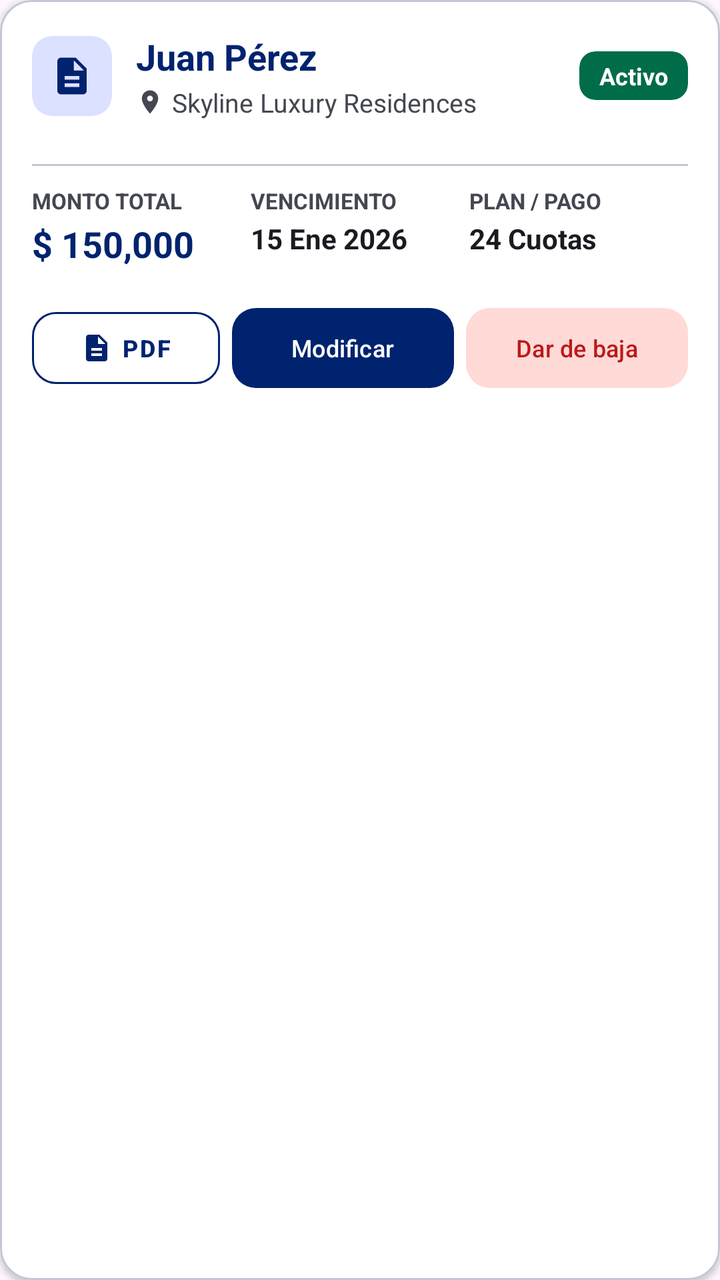
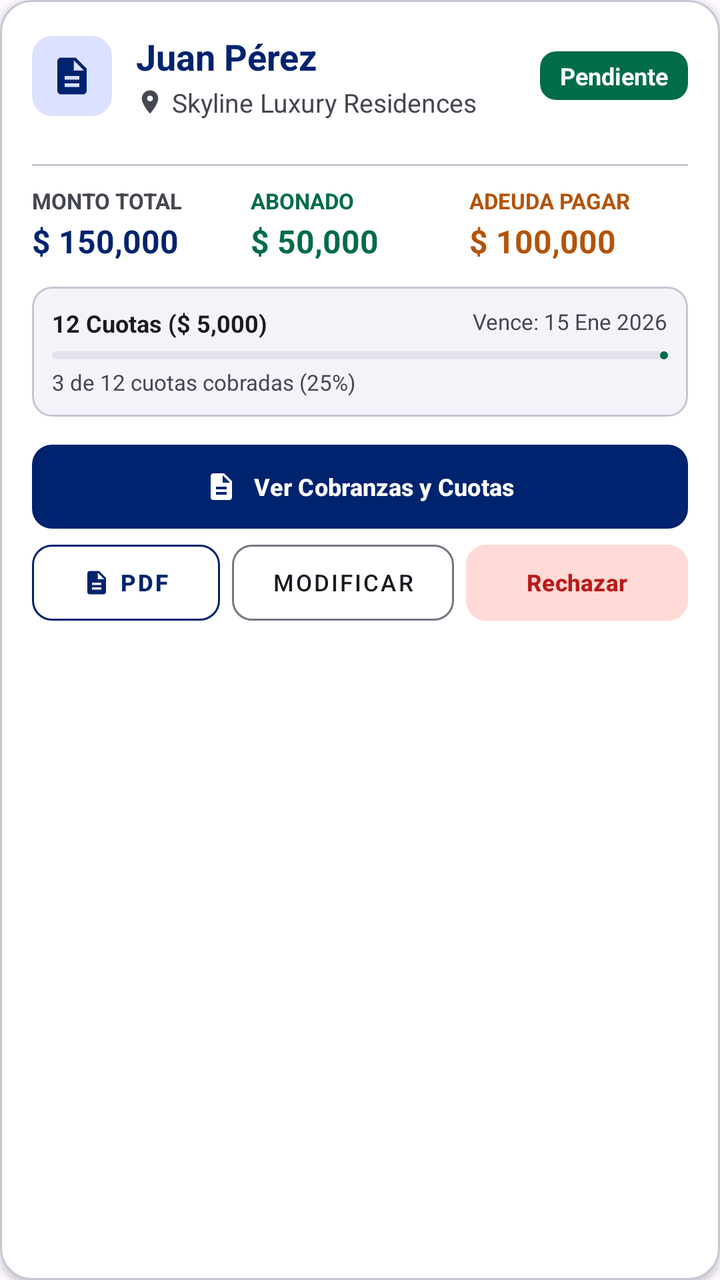

Two renders of the same Android screen: before a commit and after it. Below are the layout's source before the change and the commit's diff.
<!-- AndroidManifest.xml: application theme Theme.InmobiliariaVenta -->
<!-- res/layout/item_contrato_card.xml -->
<?xml version="1.0" encoding="utf-8"?>
<com.google.android.material.card.MaterialCardView
    xmlns:android="http://schemas.android.com/apk/res/android"
    xmlns:app="http://schemas.android.com/apk/res-auto"
    android:layout_width="match_parent"
    android:layout_height="wrap_content"
    android:layout_marginBottom="16dp"
    app:cardBackgroundColor="@color/colorSurfaceContainerLowest"
    app:cardCornerRadius="16dp"
    app:cardElevation="2dp"
    app:strokeColor="@color/colorOutlineVariant"
    app:strokeWidth="1dp">

    <LinearLayout
        android:layout_width="match_parent"
        android:layout_height="wrap_content"
        android:orientation="vertical"
        android:padding="16dp">

        
        <RelativeLayout
            android:layout_width="match_parent"
            android:layout_height="wrap_content"
            android:layout_marginBottom="12dp">

            <LinearLayout
                android:layout_width="wrap_content"
                android:layout_height="wrap_content"
                android:layout_alignParentStart="true"
                android:layout_toStartOf="@+id/badge_wrapper"
                android:gravity="center_vertical"
                android:orientation="horizontal">

                <com.google.android.material.card.MaterialCardView
                    android:layout_width="40dp"
                    android:layout_height="40dp"
                    app:cardBackgroundColor="@color/colorPrimaryFixed"
                    app:cardCornerRadius="10dp"
                    app:cardElevation="0dp"
                    app:strokeWidth="0dp">

                    <ImageView
                        android:layout_width="22dp"
                        android:layout_height="22dp"
                        android:layout_gravity="center"
                        android:src="@drawable/ic_contratos"
                        app:tint="@color/colorPrimary" />
                </com.google.android.material.card.MaterialCardView>

                <LinearLayout
                    android:layout_width="wrap_content"
                    android:layout_height="wrap_content"
                    android:layout_marginStart="12dp"
                    android:orientation="vertical">

                    <TextView
                        android:id="@+id/tv_cliente"
                        android:layout_width="wrap_content"
                        android:layout_height="wrap_content"
                        android:text="Juan Pérez"
                        android:textColor="@color/colorPrimary"
                        android:textSize="18sp"
                        android:textStyle="bold" />

                    <LinearLayout
                        android:layout_width="wrap_content"
                        android:layout_height="wrap_content"
                        android:layout_marginTop="2dp"
                        android:gravity="center_vertical"
                        android:orientation="horizontal">

                        <ImageView
                            android:layout_width="14dp"
                            android:layout_height="14dp"
                            android:src="@drawable/ic_location_on"
                            app:tint="@color/colorOnSurfaceVariant" />

                        <TextView
                            android:id="@+id/tv_propiedad"
                            android:layout_width="wrap_content"
                            android:layout_height="wrap_content"
                            android:layout_marginStart="4dp"
                            android:text="Skyline Luxury Residences"
                            android:textColor="@color/colorOnSurfaceVariant"
                            android:textSize="13sp" />
                    </LinearLayout>
                </LinearLayout>
            </LinearLayout>

            
            <com.google.android.material.card.MaterialCardView
                android:id="@+id/badge_wrapper"
                android:layout_width="wrap_content"
                android:layout_height="wrap_content"
                android:layout_alignParentEnd="true"
                android:layout_centerVertical="true"
                app:cardBackgroundColor="#006C49"
                app:cardCornerRadius="8dp"
                app:cardElevation="0dp"
                app:strokeWidth="0dp">

                <TextView
                    android:id="@+id/tv_badge_status"
                    android:layout_width="wrap_content"
                    android:layout_height="wrap_content"
                    android:paddingHorizontal="10dp"
                    android:paddingVertical="4dp"
                    android:text="Activo"
                    android:textColor="#FFFFFF"
                    android:textSize="12sp"
                    android:textStyle="bold" />
            </com.google.android.material.card.MaterialCardView>
        </RelativeLayout>

        
        <View
            android:layout_width="match_parent"
            android:layout_height="1dp"
            android:layout_marginVertical="10dp"
            android:background="@color/colorOutlineVariant" />

        
        <LinearLayout
            android:layout_width="match_parent"
            android:layout_height="wrap_content"
            android:layout_marginBottom="16dp"
            android:orientation="horizontal"
            android:baselineAligned="false">

            <LinearLayout
                android:layout_width="0dp"
                android:layout_height="wrap_content"
                android:layout_weight="1"
                android:orientation="vertical">

                <TextView
                    android:layout_width="wrap_content"
                    android:layout_height="wrap_content"
                    android:text="MONTO TOTAL"
                    android:textColor="@color/colorOnSurfaceVariant"
                    android:textSize="11sp"
                    android:textStyle="bold" />

                <TextView
                    android:id="@+id/tv_monto"
                    android:layout_width="wrap_content"
                    android:layout_height="wrap_content"
                    android:layout_marginTop="2dp"
                    android:text="$ 150,000"
                    android:textColor="@color/colorPrimary"
                    android:textSize="18sp"
                    android:textStyle="bold" />
            </LinearLayout>

            <LinearLayout
                android:layout_width="0dp"
                android:layout_height="wrap_content"
                android:layout_weight="1"
                android:orientation="vertical">

                <TextView
                    android:id="@+id/tv_label_vencimiento"
                    android:layout_width="wrap_content"
                    android:layout_height="wrap_content"
                    android:text="VENCIMIENTO"
                    android:textColor="@color/colorOnSurfaceVariant"
                    android:textSize="11sp"
                    android:textStyle="bold" />

                <TextView
                    android:id="@+id/tv_vencimiento"
                    android:layout_width="wrap_content"
                    android:layout_height="wrap_content"
                    android:layout_marginTop="2dp"
                    android:text="15 Ene 2026"
                    android:textColor="@color/colorOnSurface"
                    android:textSize="14sp"
                    android:textStyle="bold" />
            </LinearLayout>

            <LinearLayout
                android:layout_width="0dp"
                android:layout_height="wrap_content"
                android:layout_weight="1"
                android:orientation="vertical">

                <TextView
                    android:layout_width="wrap_content"
                    android:layout_height="wrap_content"
                    android:text="PLAN / PAGO"
                    android:textColor="@color/colorOnSurfaceVariant"
                    android:textSize="11sp"
                    android:textStyle="bold" />

                <TextView
                    android:id="@+id/tv_plan"
                    android:layout_width="wrap_content"
                    android:layout_height="wrap_content"
                    android:layout_marginTop="2dp"
                    android:text="24 Cuotas"
                    android:textColor="@color/colorOnSurface"
                    android:textSize="14sp"
                    android:textStyle="bold" />
            </LinearLayout>
        </LinearLayout>

        
        <LinearLayout
            android:layout_width="match_parent"
            android:layout_height="wrap_content"
            android:orientation="horizontal"
            android:gravity="center_vertical">

            <com.google.android.material.button.MaterialButton
                android:id="@+id/btn_pdf"
                style="@style/Widget.MaterialComponents.Button.OutlinedButton"
                android:layout_width="0dp"
                android:layout_height="wrap_content"
                android:layout_weight="0.85"
                android:layout_marginEnd="6dp"
                android:text="PDF"
                android:textSize="12sp"
                android:textStyle="bold"
                app:icon="@drawable/ic_contratos"
                app:iconSize="16dp"
                app:iconGravity="textStart"
                app:iconTint="@color/colorPrimary"
                app:strokeColor="@color/colorPrimary"
                app:cornerRadius="12dp"
                android:textColor="@color/colorPrimary" />

            <com.google.android.material.button.MaterialButton
                android:id="@+id/btn_modificar"
                android:layout_width="0dp"
                android:layout_height="wrap_content"
                android:layout_weight="1"
                android:layout_marginEnd="6dp"
                android:text="Modificar"
                android:textSize="12sp"
                app:cornerRadius="12dp"
                app:backgroundTint="@color/colorPrimary"
                android:textColor="@color/colorOnPrimary" />

            <com.google.android.material.button.MaterialButton
                android:id="@+id/btn_baja"
                android:layout_width="0dp"
                android:layout_height="wrap_content"
                android:layout_weight="1"
                android:text="Dar de baja"
                android:textSize="12sp"
                app:cornerRadius="12dp"
                app:backgroundTint="#FFDAD6"
                android:textColor="#BA1A1A" />
        </LinearLayout>
    </LinearLayout>
</com.google.android.material.card.MaterialCardView>
<!-- resources referenced by this layout -->
<resources>
  <color name="colorOnPrimary">#FFFFFF</color>
  <color name="colorOnSurface">#1A1B21</color>
  <color name="colorOnSurfaceVariant">#444651</color>
  <color name="colorOutlineVariant">#C5C5D3</color>
  <color name="colorPrimary">#00236F</color>
  <color name="colorPrimaryFixed">#DCE1FF</color>
  <color name="colorSurfaceContainerLowest">#FFFFFF</color>
  <!-- drawable ic_contratos (drawable) -->
  <vector xmlns:android="http://schemas.android.com/apk/res/android"
      android:width="24dp"
      android:height="24dp"
      android:viewportWidth="24"
      android:viewportHeight="24">
    <path
        android:fillColor="#FF000000"
        android:pathData="M14,2H6c-1.1,0 -1.99,0.9 -1.99,2L4,20c0,1.1 0.89,2 1.99,2H18c1.1,0 2,-0.9 2,-2V8L14,2zM16,18H8v-2h8V18zM16,14H8v-2h8V14zM13,9V3.5L18.5,9H13z"/>
  </vector>
  <!-- drawable ic_location_on (drawable) -->
  <vector xmlns:android="http://schemas.android.com/apk/res/android"
      android:width="24dp"
      android:height="24dp"
      android:viewportWidth="24"
      android:viewportHeight="24">
    <path
        android:fillColor="#FF000000"
        android:pathData="M12,2C8.13,2 5,5.13 5,9c0,5.25 7,13 7,13s7,-7.75 7,-13c0,-3.87 -3.13,-7 -7,-7zM12,11.5c-1.38,0 -2.5,-1.12 -2.5,-2.5s1.12,-2.5 2.5,-2.5 2.5,1.12 2.5,2.5 -1.12,2.5 -2.5,2.5z"/>
  </vector>
  <style name="Theme.InmobiliariaVenta" parent="Base.Theme.InmobiliariaVenta" />
  <style name="Base.Theme.InmobiliariaVenta" parent="Theme.Material3.Light.NoActionBar">
          
          <item name="android:statusBarColor">@color/colorSurfaceContainerLowest</item>
          <item name="android:windowLightStatusBar">true</item>
          
          
          <item name="colorPrimary">@color/colorPrimary</item>
          <item name="colorOnPrimary">@color/colorOnPrimary</item>
          <item name="colorPrimaryContainer">@color/colorPrimaryContainer</item>
          <item name="colorSurface">@color/colorSurface</item>
          <item name="colorOnSurface">@color/colorOnSurface</item>
      </style>
  <color name="colorPrimaryContainer">#1E3A8A</color>
  <color name="colorSurface">#FAF8FF</color>
</resources>

<!-- the commit's change to res/layout/item_contrato_card.xml (unified diff, before → after) -->
@@ -105,7 +105,7 @@
                     android:layout_height="wrap_content"
                     android:paddingHorizontal="10dp"
                     android:paddingVertical="4dp"
-                    android:text="Activo"
+                    android:text="Pendiente"
                     android:textColor="#FFFFFF"
                     android:textSize="12sp"
                     android:textStyle="bold" />
@@ -123,7 +123,7 @@
         <LinearLayout
             android:layout_width="match_parent"
             android:layout_height="wrap_content"
-            android:layout_marginBottom="16dp"
+            android:layout_marginBottom="12dp"
             android:orientation="horizontal"
             android:baselineAligned="false">
 
@@ -148,7 +148,7 @@
                     android:layout_marginTop="2dp"
                     android:text="$ 150,000"
                     android:textColor="@color/colorPrimary"
-                    android:textSize="18sp"
+                    android:textSize="16sp"
                     android:textStyle="bold" />
             </LinearLayout>
 
@@ -159,50 +159,136 @@
                 android:orientation="vertical">
 
                 <TextView
+                    android:layout_width="wrap_content"
+                    android:layout_height="wrap_content"
+                    android:text="ABONADO"
+                    android:textColor="@color/colorSecondary"
+                    android:textSize="11sp"
+                    android:textStyle="bold" />
+
+                <TextView
+                    android:id="@+id/tv_abonado"
+                    android:layout_width="wrap_content"
+                    android:layout_height="wrap_content"
+                    android:layout_marginTop="2dp"
+                    android:text="$ 50,000"
+                    android:textColor="@color/colorSecondary"
+                    android:textSize="16sp"
+                    android:textStyle="bold" />
+            </LinearLayout>
+
+            <LinearLayout
+                android:layout_width="0dp"
+                android:layout_height="wrap_content"
+                android:layout_weight="1"
+                android:orientation="vertical">
+
+                <TextView
+                    android:layout_width="wrap_content"
+                    android:layout_height="wrap_content"
+                    android:text="ADEUDA PAGAR"
+                    android:textColor="#B45309"
+                    android:textSize="11sp"
+                    android:textStyle="bold" />
+
+                <TextView
+                    android:id="@+id/tv_adeuda"
+                    android:layout_width="wrap_content"
+                    android:layout_height="wrap_content"
+                    android:layout_marginTop="2dp"
+                    android:text="$ 100,000"
+                    android:textColor="#B45309"
+                    android:textSize="16sp"
+                    android:textStyle="bold" />
+            </LinearLayout>
+        </LinearLayout>
+
+        
+        <com.google.android.material.card.MaterialCardView
+            android:layout_width="match_parent"
+            android:layout_height="wrap_content"
+            android:layout_marginBottom="14dp"
+            app:cardBackgroundColor="@color/colorSurfaceContainerLow"
+            app:cardCornerRadius="10dp"
+            app:cardElevation="0dp"
+            app:strokeColor="@color/colorOutlineVariant"
+            app:strokeWidth="1dp">
+
+            <LinearLayout
+                android:layout_width="match_parent"
+                android:layout_height="wrap_content"
+                android:orientation="vertical"
+                android:padding="10dp">
+
+                <RelativeLayout
+                    android:layout_width="match_parent"
+                    android:layout_height="wrap_content"
+                    android:layout_marginBottom="6dp">
+
+                    <TextView
+                        android:id="@+id/tv_plan"
+                        android:layout_width="wrap_content"
+                        android:layout_height="wrap_content"
+                        android:layout_alignParentStart="true"
+                        android:text="12 Cuotas ($ 5,000)"
+                        android:textColor="@color/colorOnSurface"
+                        android:textSize="12sp"
+                        android:textStyle="bold" />
+
+                    <TextView
+                        android:id="@+id/tv_vencimiento"
+                        android:layout_width="wrap_content"
+                        android:layout_height="wrap_content"
+                        android:layout_alignParentEnd="true"
+                        android:text="Vence: 15 Ene 2026"
+                        android:textColor="@color/colorOnSurfaceVariant"
+                        android:textSize="11sp" />
+                </RelativeLayout>
+
+                
+                <TextView
                     android:id="@+id/tv_label_vencimiento"
                     android:layout_width="wrap_content"
                     android:layout_height="wrap_content"
-                    android:text="VENCIMIENTO"
+                    android:visibility="gone" />
+
+                <com.google.android.material.progressindicator.LinearProgressIndicator
+                    android:id="@+id/progress_cobranza"
+                    android:layout_width="match_parent"
+                    android:layout_height="6dp"
+                    android:progress="35"
+                    app:indicatorColor="@color/colorSecondary"
+                    app:trackColor="@color/colorSurfaceContainerHighest"
+                    app:trackCornerRadius="3dp" />
+
+                <TextView
+                    android:id="@+id/tv_progreso_cuotas"
+                    android:layout_width="wrap_content"
+                    android:layout_height="wrap_content"
+                    android:layout_marginTop="4dp"
+                    android:text="3 de 12 cuotas cobradas (25%)"
                     android:textColor="@color/colorOnSurfaceVariant"
-                    android:textSize="11sp"
-                    android:textStyle="bold" />
-
-                <TextView
-                    android:id="@+id/tv_vencimiento"
-                    android:layout_width="wrap_content"
-                    android:layout_height="wrap_content"
-                    android:layout_marginTop="2dp"
-                    android:text="15 Ene 2026"
-                    android:textColor="@color/colorOnSurface"
-                    android:textSize="14sp"
-                    android:textStyle="bold" />
-            </LinearLayout>
-
-            <LinearLayout
-                android:layout_width="0dp"
-                android:layout_height="wrap_content"
-                android:layout_weight="1"
-                android:orientation="vertical">
-
-                <TextView
-                    android:layout_width="wrap_content"
-                    android:layout_height="wrap_content"
-                    android:text="PLAN / PAGO"
-                    android:textColor="@color/colorOnSurfaceVariant"
-                    android:textSize="11sp"
-                    android:textStyle="bold" />
-
-                <TextView
-                    android:id="@+id/tv_plan"
-                    android:layout_width="wrap_content"
-                    android:layout_height="wrap_content"
-                    android:layout_marginTop="2dp"
-                    android:text="24 Cuotas"
-                    android:textColor="@color/colorOnSurface"
-                    android:textSize="14sp"
-                    android:textStyle="bold" />
-            </LinearLayout>
-        </LinearLayout>
+                    android:textSize="11sp" />
+            </LinearLayout>
+        </com.google.android.material.card.MaterialCardView>
+
+        
+        <com.google.android.material.button.MaterialButton
+            android:id="@+id/btn_cobranzas"
+            android:layout_width="match_parent"
+            android:layout_height="42dp"
+            android:layout_marginBottom="8dp"
+            android:text="Ver Cobranzas y Cuotas"
+            android:textSize="12sp"
+            android:textStyle="bold"
+            app:cornerRadius="10dp"
+            app:icon="@drawable/ic_contratos"
+            app:iconSize="16dp"
+            app:iconGravity="textStart"
+            app:backgroundTint="@color/colorPrimary"
+            android:textColor="@color/colorOnPrimary"
+            android:insetTop="0dp"
+            android:insetBottom="0dp" />
 
         
         <LinearLayout
@@ -215,42 +301,50 @@
                 android:id="@+id/btn_pdf"
                 style="@style/Widget.MaterialComponents.Button.OutlinedButton"
                 android:layout_width="0dp"
-                android:layout_height="wrap_content"
+                android:layout_height="38dp"
                 android:layout_weight="0.85"
                 android:layout_marginEnd="6dp"
                 android:text="PDF"
-                android:textSize="12sp"
+                android:textSize="11.5sp"
                 android:textStyle="bold"
                 app:icon="@drawable/ic_contratos"
-                app:iconSize="16dp"
+                app:iconSize="14dp"
                 app:iconGravity="textStart"
                 app:iconTint="@color/colorPrimary"
                 app:strokeColor="@color/colorPrimary"
-                app:cornerRadius="12dp"
-                android:textColor="@color/colorPrimary" />
+                app:cornerRadius="10dp"
+                android:textColor="@color/colorPrimary"
+                android:insetTop="0dp"
+                android:insetBottom="0dp" />
 
             <com.google.android.material.button.MaterialButton
                 android:id="@+id/btn_modificar"
-                android:layout_width="0dp"
-                android:layout_height="wrap_content"
+                style="@style/Widget.MaterialComponents.Button.OutlinedButton"
+                android:layout_width="0dp"
+                android:layout_height="38dp"
                 android:layout_weight="1"
                 android:layout_marginEnd="6dp"
                 android:text="Modificar"
-                android:textSize="12sp"
-                app:cornerRadius="12dp"
-                app:backgroundTint="@color/colorPrimary"
-                android:textColor="@color/colorOnPrimary" />
+                android:textSize="11.5sp"
+                app:strokeColor="@color/colorOutline"
+                app:cornerRadius="10dp"
+                android:textColor="@color/colorOnSurface"
+                android:insetTop="0dp"
+                android:insetBottom="0dp" />
 
             <com.google.android.material.button.MaterialButton
                 android:id="@+id/btn_baja"
                 android:layout_width="0dp"
-                android:layout_height="wrap_content"
-                android:layout_weight="1"
-                android:text="Dar de baja"
-                android:textSize="12sp"
-                app:cornerRadius="12dp"
+                android:layout_height="38dp"
+                android:layout_weight="1"
+                android:text="Rechazar"
+                android:textSize="11.5sp"
+                android:textStyle="bold"
+                app:cornerRadius="10dp"
                 app:backgroundTint="#FFDAD6"
-                android:textColor="#BA1A1A" />
+                android:textColor="#BA1A1A"
+                android:insetTop="0dp"
+                android:insetBottom="0dp" />
         </LinearLayout>
     </LinearLayout>
 </com.google.android.material.card.MaterialCardView>
<!-- resource entries referenced after the edit -->
@@ -3,9 +3,13 @@
   <color name="colorOnPrimary">#FFFFFF</color>
   <color name="colorOnSurface">#1A1B21</color>
   <color name="colorOnSurfaceVariant">#444651</color>
+  <color name="colorOutline">#757682</color>
   <color name="colorOutlineVariant">#C5C5D3</color>
   <color name="colorPrimary">#00236F</color>
   <color name="colorPrimaryFixed">#DCE1FF</color>
+  <color name="colorSecondary">#006C49</color>
+  <color name="colorSurfaceContainerHighest">#E3E1E9</color>
+  <color name="colorSurfaceContainerLow">#F4F3FA</color>
   <color name="colorSurfaceContainerLowest">#FFFFFF</color>
   <!-- drawable ic_contratos (drawable) -->
   <vector xmlns:android="http://schemas.android.com/apk/res/android"
